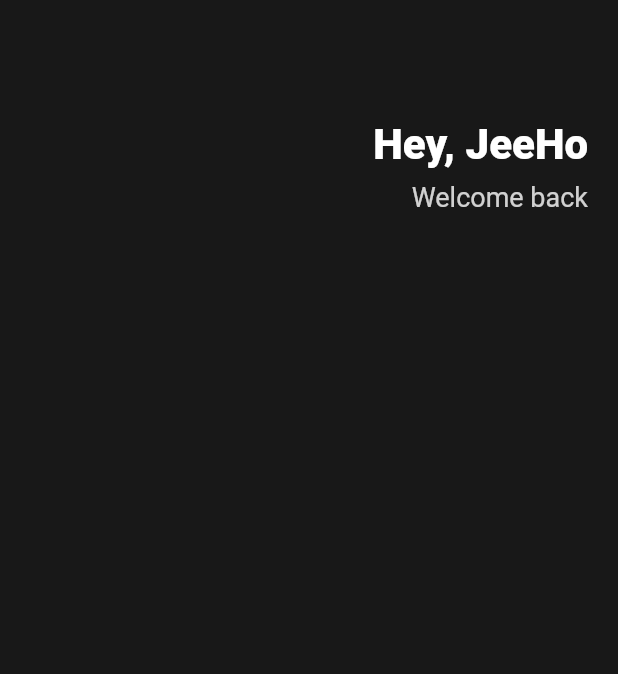
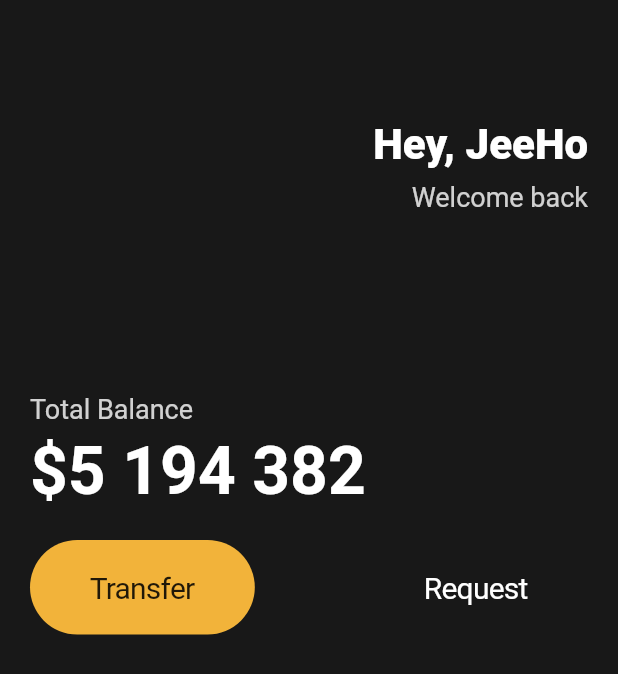
Before and after one commit to frontWeb-dev/flutter, a Flutter app: the screen it shows after launch, on a phone screen of 412 x 824 dp. Shown: the top 674 px of the screen. Run offline on Flutter 3.47's test engine with Material 2 defaults, Android fonts, the phone set to English and light mode, and no system bars.

Commit message:
feat: UI CHALLENGE _ Button Section

```diff
--- a/lib/ui_challenge/ui.dart
+++ b/lib/ui_challenge/ui.dart
@@ -8,6 +8,7 @@ class UI extends StatelessWidget {
     return Padding(
       padding: const EdgeInsets.symmetric(horizontal: 20),
       child: Column(
+        crossAxisAlignment: CrossAxisAlignment.start,
         children: [
           const SizedBox(
             height: 80,
@@ -38,6 +39,64 @@ class UI extends StatelessWidget {
               )
             ],
           ),
+          const SizedBox(height: 120),
+          Column(
+            crossAxisAlignment: CrossAxisAlignment.start,
+            children: [
+              Text(
+                'Total Balance',
+                style: TextStyle(
+                  color: Colors.white.withOpacity(0.8),
+                  fontSize: 18,
+                ),
+              ),
+              const SizedBox(height: 5),
+              const Text(
+                '\$5 194 382',
+                style: TextStyle(
+                    color: Colors.white,
+                    fontSize: 44,
+                    fontWeight: FontWeight.w600),
+              ),
+              const SizedBox(height: 20),
+              Row(
+                mainAxisAlignment: MainAxisAlignment.spaceBetween,
+                children: [
+                  Container(
+                    decoration: BoxDecoration(
+                      color: const Color(0xFFF2B33A),
+                      borderRadius: BorderRadius.circular(50),
+                    ),
+                    child: const Padding(
+                      padding:
+                          EdgeInsets.symmetric(vertical: 20, horizontal: 40),
+                      child: Text(
+                        'Transfer',
+                        style: TextStyle(fontSize: 20, letterSpacing: -0.5),
+                      ),
+                    ),
+                  ),
+                  Container(
+                    decoration: BoxDecoration(
+                      color: const Color(0xFF181818),
+                      borderRadius: BorderRadius.circular(50),
+                    ),
+                    child: const Padding(
+                      padding:
+                          EdgeInsets.symmetric(vertical: 20, horizontal: 40),
+                      child: Text(
+                        'Request',
+                        style: TextStyle(
+                            fontSize: 20,
+                            letterSpacing: -0.5,
+                            color: Colors.white),
+                      ),
+                    ),
+                  ),
+                ],
+              )
+            ],
+          ),
         ],
       ),
     );
```
